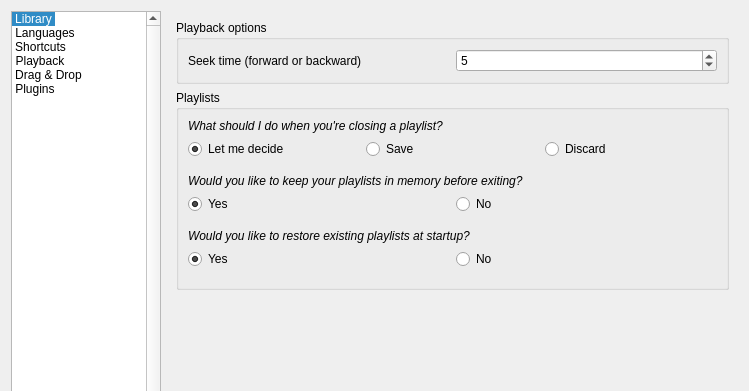
This is code/MiamPlayer/customizeoptionsdialog.ui in MBach/Miam-Player as Qt 5 draws it before an edit; both pictures show x 0 to 749 and y 0 to 391 of the 749 by 642 pixel window. The edited form follows.
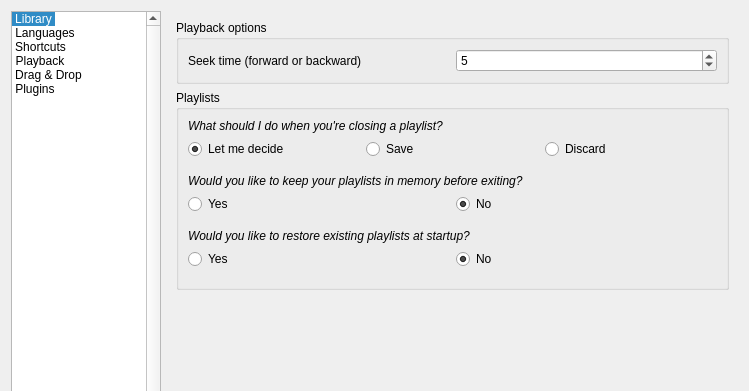
This is the edited form. The open tabs and pages were chosen to show the change. Icons and pictures are not drawn. Custom widgets are drawn as their Qt base class.

```diff
--- a/code/MiamPlayer/customizeoptionsdialog.ui
+++ b/code/MiamPlayer/customizeoptionsdialog.ui
@@ -2320,7 +2320,7 @@
                 <string>Yes</string>
                </property>
                <property name="checked">
-                <bool>true</bool>
+                <bool>false</bool>
                </property>
               </widget>
              </item>
@@ -2329,6 +2329,9 @@
                <property name="text">
                 <string>No</string>
                </property>
+               <property name="checked">
+                <bool>true</bool>
+               </property>
               </widget>
              </item>
             </layout>
@@ -2367,7 +2370,7 @@
                 <string>Yes</string>
                </property>
                <property name="checked">
-                <bool>true</bool>
+                <bool>false</bool>
                </property>
               </widget>
              </item>
@@ -2376,6 +2379,9 @@
                <property name="text">
                 <string>No</string>
                </property>
+               <property name="checked">
+                <bool>true</bool>
+               </property>
               </widget>
              </item>
             </layout>
```
